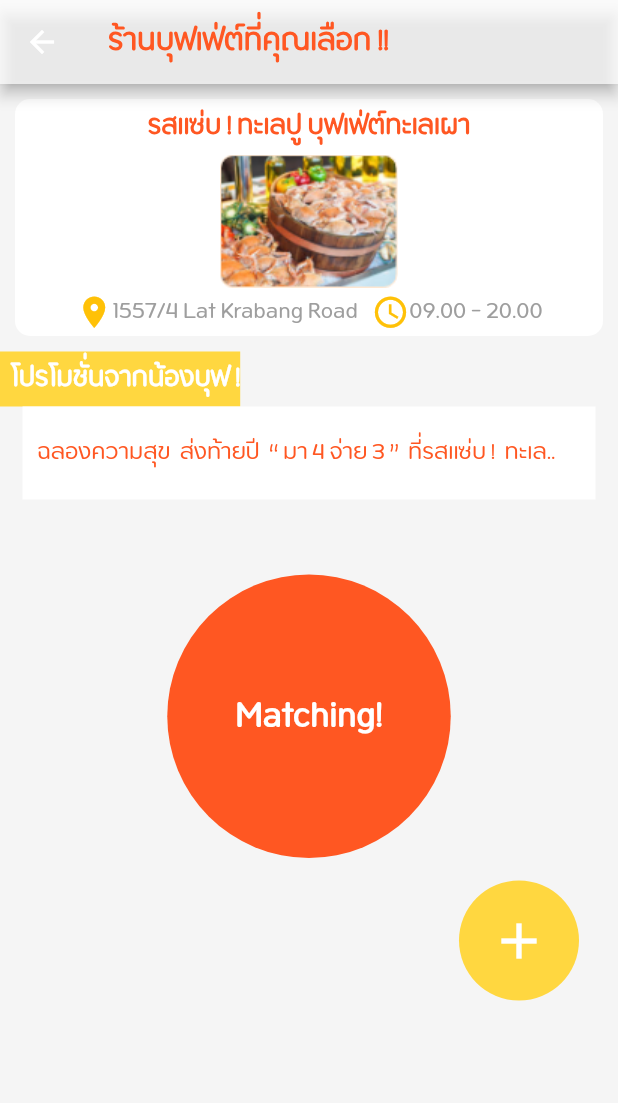
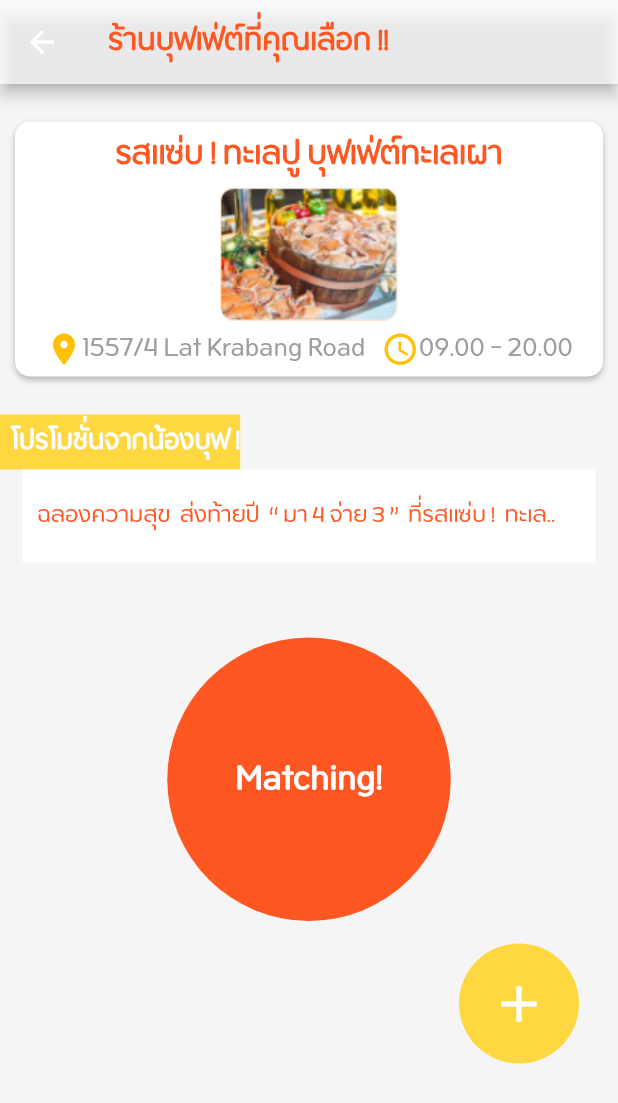
Before and after one commit to Buffet2gether/buffet2gether, a Flutter app: the InfoPage screen opened directly, on a phone screen of 412 x 824 dp. Shown: the top 1103 px of the screen. Run offline on Flutter 3.47's test engine with Material 2 defaults, Android fonts, the phone set to English and light mode, and no system bars; our stand-ins replace cloud_firestore, firebase_auth, flutter_swiper; accounts and stored records are empty.

Commit message:
CreateTable

```diff
--- a/buffet2gether_home/lib/pages/home_page.dart
+++ b/buffet2gether_home/lib/pages/home_page.dart
@@ -307,7 +307,8 @@ class _HomeColumnState extends State<HomeColumn>
                                 offset: Offset(0,2),
                                 blurRadius: 6,
                               )
-                            ]),
+                            ]
+                        ),
                         child: Stack(
                           children: <Widget>[
                             ClipRect(
--- a/buffet2gether_home/lib/pages/info_page.dart
+++ b/buffet2gether_home/lib/pages/info_page.dart
@@ -1,8 +1,6 @@
 import 'package:flutter/material.dart';
 import 'package:buffet2gether_home/pages/matching_page.dart';
-
-typedef double GetOffsetMethod();
-typedef void SetOffsetMethod(double offset);
+import 'package:buffet2gether_home/pages/createTable_page.dart';
 
 class InfoPage extends StatefulWidget
 {
@@ -27,10 +25,19 @@ class _InfoPageState extends State<InfoPage>
     {
 
       final info = Container(
-          margin: EdgeInsets.all(10),
+          margin: EdgeInsets.only(top: 25, left: 10,right: 10,bottom: 25),
           decoration: new BoxDecoration(
             borderRadius: new BorderRadius.circular(10),
-            color: Colors.white,),
+            color: Colors.white,
+              boxShadow:
+              [
+                BoxShadow(
+                  color: Colors.black26,
+                  offset: Offset(0,2),
+                  blurRadius: 3,
+                )
+              ]
+          ),
           child: Column(
             children: <Widget>[
               Row(
@@ -39,7 +46,7 @@ class _InfoPageState extends State<InfoPage>
                   Text(widget.name1,
                     style: TextStyle(
                         fontFamily: 'Opun',
-                        fontSize: 15,
+                        fontSize: 18,
                         fontWeight: FontWeight.bold,
                         color: Colors.deepOrange
                     ),
@@ -47,7 +54,7 @@ class _InfoPageState extends State<InfoPage>
                   Text(widget.name2,
                     style: TextStyle(
                         fontFamily: 'Opun',
-                        fontSize: 15,
+                        fontSize: 18,
                         fontWeight: FontWeight.bold,
                         color: Colors.deepOrange
                     ),
@@ -69,7 +76,7 @@ class _InfoPageState extends State<InfoPage>
                     style: TextStyle(
                       fontFamily: 'Opun',
                       color: Colors.grey,
-                      fontSize: 13,
+                      fontSize: 15,
                     ),
                   ),
                   Icon(Icons.access_time,size: 25,color: Colors.amber),
@@ -78,7 +85,7 @@ class _InfoPageState extends State<InfoPage>
                     style: TextStyle(
                       fontFamily: 'Opun',
                       color: Colors.grey,
-                      fontSize: 13,
+                      fontSize: 15,
                     ),
                   ),
                 ],
@@ -184,10 +191,16 @@ class _InfoPageState extends State<InfoPage>
               context: context,
               builder: (context)
               {
-                return AlertDialog(
+                return CreateTablePage(
+                  name1: widget.name1,
+                  name2: widget.name2,
+                  image: widget.image,
+                  location: widget.location,
+                  time: widget.time,
+                );
+                  /*AlertDialog(
                   content: Text('Create table'),
-                );
-                //return Matching();
+                );*/
               }
           );
         },
@@ -204,7 +217,7 @@ class _InfoPageState extends State<InfoPage>
         ),
       );
 
-      final rec1Col = Container(
+      final allInPage = Container(
           color: Color(0xFFF5F5F5),
           child: Column(
             children: [
@@ -229,19 +242,7 @@ class _InfoPageState extends State<InfoPage>
           ),
           backgroundColor: Colors.white70,
         ),
-        body: rec1Col
-        /*bottomNavigationBar: new Material(
-          color: Colors.white,
-          shadowColor: Colors.deepOrange,
-          child: new TabBar(
-            controller: controllerr,
-            tabs: tabs,
-            unselectedLabelColor: Colors.black38,
-            labelColor: Colors.deepOrange,
-            indicatorColor: Colors.deepOrange,
-            indicatorWeight: 3.0,
-          ),
-        ),*/
+        body: allInPage
       );
     }
 }
```
Also changed, not shown: buffet2gether_home/lib/pages/createTable_page.dart (added, +265 -0 lines), buffet2gether_home/lib/pages/matching_page.dart (line endings or trailing spaces).
